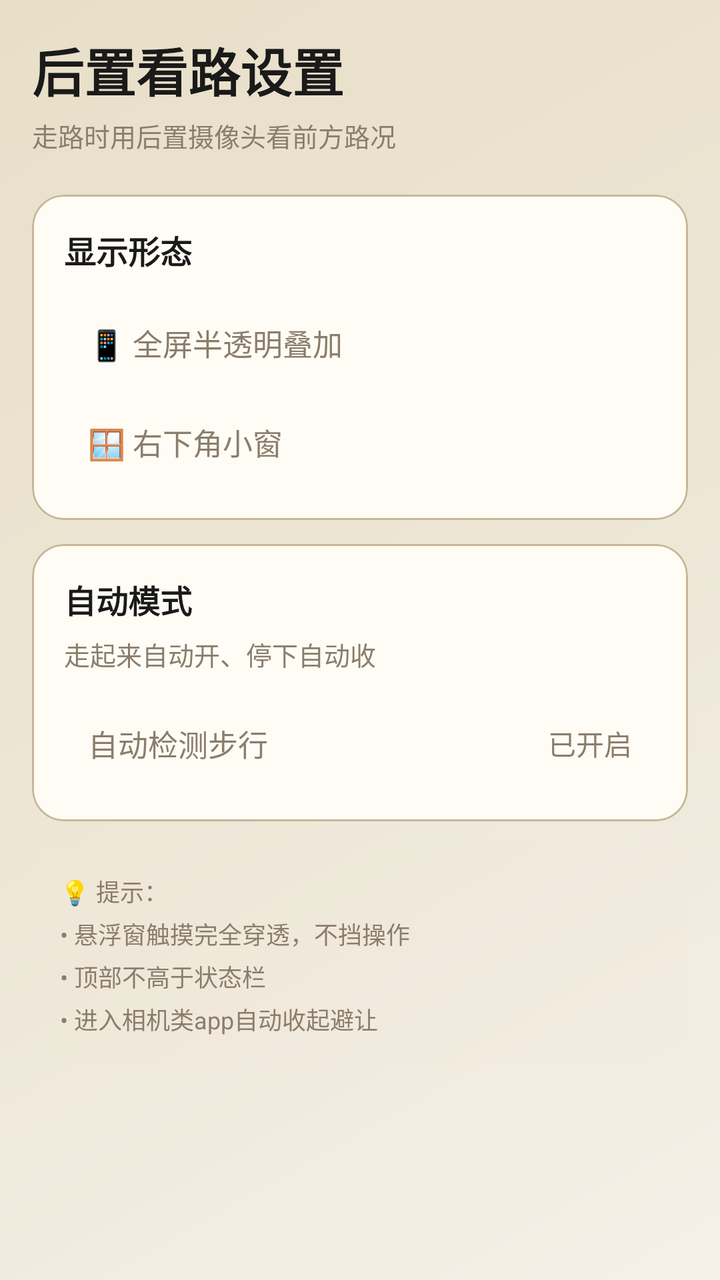
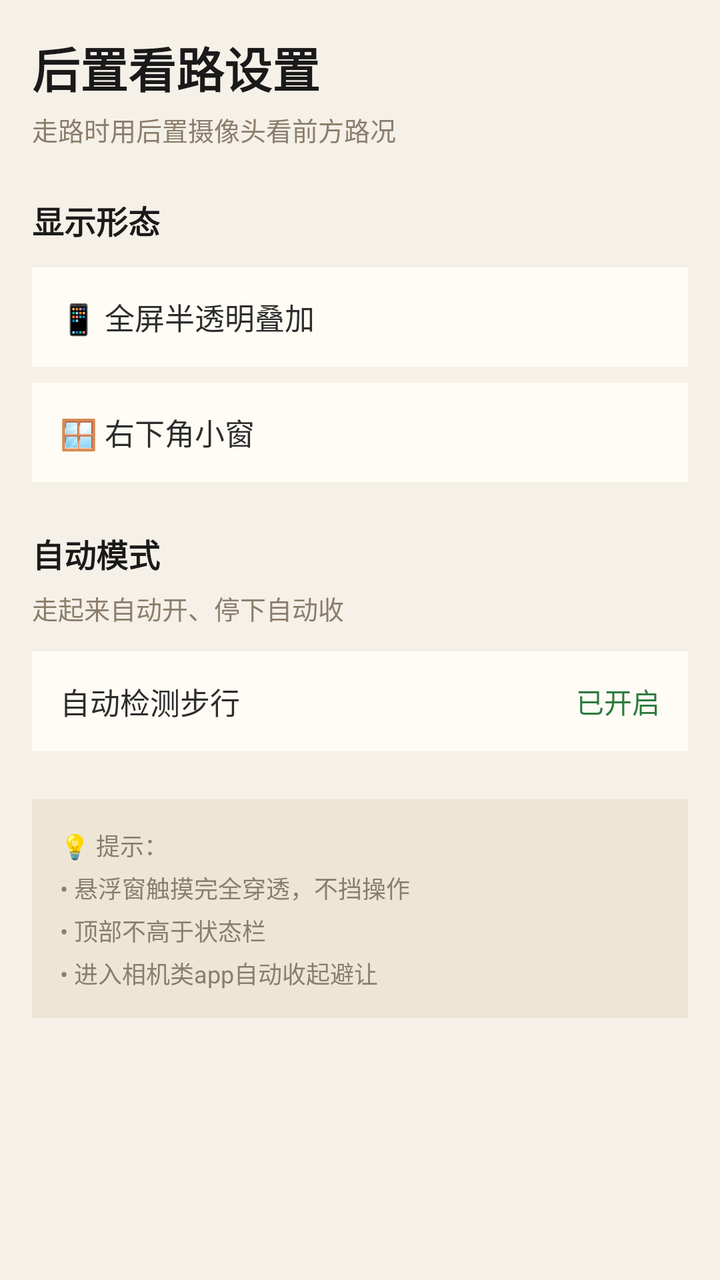

Compare the two renders of this Android layout. The source of the first and the diff that turns it into the second are given below.
<!-- AndroidManifest.xml: application theme Theme.Safewalk -->
<!-- res/layout/activity_rear_cam_settings.xml -->
<?xml version="1.0" encoding="utf-8"?>
<LinearLayout xmlns:android="http://schemas.android.com/apk/res/android"
    android:layout_width="match_parent"
    android:layout_height="match_parent"
    android:orientation="vertical"
    android:background="@drawable/bg_xuanzhi"
    android:fitsSystemWindows="true"
    android:padding="16dp">

    <TextView
        android:id="@+id/tv_title"
        android:layout_width="wrap_content"
        android:layout_height="wrap_content"
        android:text="后置看路设置"
        android:textColor="@color/text_primary"
        android:textSize="26sp"
        android:textStyle="bold" />

    <TextView
        android:id="@+id/tv_subtitle"
        android:layout_width="wrap_content"
        android:layout_height="wrap_content"
        android:layout_marginTop="4dp"
        android:text="走路时用后置摄像头看前方路况"
        android:textColor="@color/text_hint"
        android:textSize="13sp" />

    
    <com.google.android.material.card.MaterialCardView
        xmlns:app="http://schemas.android.com/apk/res-auto"
        android:layout_width="match_parent"
        android:layout_height="wrap_content"
        android:layout_marginTop="20dp"
        app:cardBackgroundColor="@color/card_bg"
        app:cardCornerRadius="16dp"
        app:cardElevation="0dp"
        app:strokeColor="@color/card_stroke"
        app:strokeWidth="1dp">
        <LinearLayout
            android:layout_width="match_parent"
            android:layout_height="wrap_content"
            android:orientation="vertical"
            android:padding="16dp">

            <TextView
                android:layout_width="wrap_content"
                android:layout_height="wrap_content"
                android:text="显示形态"
                android:textColor="@color/text_primary"
                android:textSize="16sp"
                android:textStyle="bold" />

            <TextView
                android:id="@+id/option_fullscreen"
                android:layout_width="match_parent"
                android:layout_height="wrap_content"
                android:layout_marginTop="12dp"
                android:padding="12dp"
                android:text="📱 全屏半透明叠加"
                android:textColor="@color/text_secondary"
                android:textSize="15sp"
                android:background="?android:attr/selectableItemBackground"
                android:clickable="true"
                android:focusable="true" />

            <TextView
                android:id="@+id/option_smallwindow"
                android:layout_width="match_parent"
                android:layout_height="wrap_content"
                android:layout_marginTop="4dp"
                android:padding="12dp"
                android:text="🪟 右下角小窗"
                android:textColor="@color/text_secondary"
                android:textSize="15sp"
                android:background="?android:attr/selectableItemBackground"
                android:clickable="true"
                android:focusable="true" />

        </LinearLayout>
    </com.google.android.material.card.MaterialCardView>

    
    <com.google.android.material.card.MaterialCardView
        xmlns:app="http://schemas.android.com/apk/res-auto"
        android:layout_width="match_parent"
        android:layout_height="wrap_content"
        android:layout_marginTop="12dp"
        app:cardBackgroundColor="@color/card_bg"
        app:cardCornerRadius="16dp"
        app:cardElevation="0dp"
        app:strokeColor="@color/card_stroke"
        app:strokeWidth="1dp">
        <LinearLayout
            android:layout_width="match_parent"
            android:layout_height="wrap_content"
            android:orientation="vertical"
            android:padding="16dp">

            <TextView
                android:layout_width="wrap_content"
                android:layout_height="wrap_content"
                android:text="自动模式"
                android:textColor="@color/text_primary"
                android:textSize="16sp"
                android:textStyle="bold" />

            <TextView
                android:layout_width="wrap_content"
                android:layout_height="wrap_content"
                android:layout_marginTop="6dp"
                android:text="走起来自动开、停下自动收"
                android:textColor="@color/text_hint"
                android:textSize="13sp" />

            <LinearLayout
                android:layout_width="match_parent"
                android:layout_height="wrap_content"
                android:layout_marginTop="12dp"
                android:orientation="horizontal"
                android:gravity="center_vertical"
                android:padding="12dp"
                android:background="?android:attr/selectableItemBackground"
                android:clickable="true"
                android:focusable="true"
                android:id="@+id/option_auto">

                <TextView
                    android:layout_width="0dp"
                    android:layout_height="wrap_content"
                    android:layout_weight="1"
                    android:text="自动检测步行"
                    android:textColor="@color/text_secondary"
                    android:textSize="15sp" />

                <TextView
                    android:layout_width="wrap_content"
                    android:layout_height="wrap_content"
                    android:text="已开启"
                    android:textColor="@color/text_secondary"
                    android:textSize="14sp" />
            </LinearLayout>

        </LinearLayout>
    </com.google.android.material.card.MaterialCardView>

    
    <com.google.android.material.card.MaterialCardView
        xmlns:app="http://schemas.android.com/apk/res-auto"
        android:layout_width="match_parent"
        android:layout_height="wrap_content"
        android:layout_marginTop="12dp"
        app:cardBackgroundColor="#33EDE6D6"
        app:cardCornerRadius="12dp"
        app:cardElevation="0dp">
        <TextView
            android:layout_width="match_parent"
            android:layout_height="wrap_content"
            android:padding="14dp"
            android:text="💡 提示：\n• 悬浮窗触摸完全穿透，不挡操作\n• 顶部不高于状态栏\n• 进入相机类app自动收起避让"
            android:textColor="@color/text_hint"
            android:textSize="12sp"
            android:lineSpacingExtra="4dp" />
    </com.google.android.material.card.MaterialCardView>

</LinearLayout>
<!-- resources referenced by this layout -->
<resources>
  <color name="card_bg">#FFFCF5</color>
  <color name="card_stroke">#C4B896</color>
  <color name="text_hint">#8B7D6B</color>
  <color name="text_primary">#1A1A1A</color>
  <color name="text_secondary">#8B7D6B</color>
  <!-- drawable bg_xuanzhi (drawable) -->
  <?xml version="1.0" encoding="utf-8"?>
  <shape xmlns:android="http://schemas.android.com/apk/res/android"
      android:shape="rectangle">
      <gradient
          android:startColor="@color/bg"
          android:centerColor="@color/bg_center"
          android:endColor="@color/bg_end"
          android:angle="135" />
  </shape>
  <style name="Theme.Safewalk" parent="Theme.MaterialComponents.Light.NoActionBar">
          <item name="android:windowBackground">@color/bg</item>
          <item name="android:statusBarColor">@android:color/transparent</item>
          <item name="android:windowLightStatusBar">true</item>
          <item name="android:navigationBarColor">@color/bg</item>
      </style>
  <color name="bg">#F5F0E8</color>
  <color name="bg_center">#EDE6D6</color>
  <color name="bg_end">#E8DFC8</color>
</resources>

<!-- the commit's change to res/layout/activity_rear_cam_settings.xml (unified diff, before → after) -->
@@ -3,163 +3,112 @@
     android:layout_width="match_parent"
     android:layout_height="match_parent"
     android:orientation="vertical"
-    android:background="@drawable/bg_xuanzhi"
-    android:fitsSystemWindows="true"
+    android:background="#F5F0E8"
     android:padding="16dp">
 
     <TextView
-        android:id="@+id/tv_title"
         android:layout_width="wrap_content"
         android:layout_height="wrap_content"
         android:text="后置看路设置"
-        android:textColor="@color/text_primary"
-        android:textSize="26sp"
+        android:textColor="#1A1A1A"
+        android:textSize="24sp"
         android:textStyle="bold" />
 
     <TextView
-        android:id="@+id/tv_subtitle"
         android:layout_width="wrap_content"
         android:layout_height="wrap_content"
         android:layout_marginTop="4dp"
         android:text="走路时用后置摄像头看前方路况"
-        android:textColor="@color/text_hint"
+        android:textColor="#8B7D6B"
         android:textSize="13sp" />
 
     
-    <com.google.android.material.card.MaterialCardView
-        xmlns:app="http://schemas.android.com/apk/res-auto"
-        android:layout_width="match_parent"
+    <TextView
+        android:layout_width="wrap_content"
         android:layout_height="wrap_content"
-        android:layout_marginTop="20dp"
-        app:cardBackgroundColor="@color/card_bg"
-        app:cardCornerRadius="16dp"
-        app:cardElevation="0dp"
-        app:strokeColor="@color/card_stroke"
-        app:strokeWidth="1dp">
-        <LinearLayout
-            android:layout_width="match_parent"
-            android:layout_height="wrap_content"
-            android:orientation="vertical"
-            android:padding="16dp">
+        android:layout_marginTop="24dp"
+        android:text="显示形态"
+        android:textColor="#1A1A1A"
+        android:textSize="16sp"
+        android:textStyle="bold" />
 
-            <TextView
-                android:layout_width="wrap_content"
-                android:layout_height="wrap_content"
-                android:text="显示形态"
-                android:textColor="@color/text_primary"
-                android:textSize="16sp"
-                android:textStyle="bold" />
-
-            <TextView
-                android:id="@+id/option_fullscreen"
-                android:layout_width="match_parent"
-                android:layout_height="wrap_content"
-                android:layout_marginTop="12dp"
-                android:padding="12dp"
-                android:text="📱 全屏半透明叠加"
-                android:textColor="@color/text_secondary"
-                android:textSize="15sp"
-                android:background="?android:attr/selectableItemBackground"
-                android:clickable="true"
-                android:focusable="true" />
-
-            <TextView
-                android:id="@+id/option_smallwindow"
-                android:layout_width="match_parent"
-                android:layout_height="wrap_content"
-                android:layout_marginTop="4dp"
-                android:padding="12dp"
-                android:text="🪟 右下角小窗"
-                android:textColor="@color/text_secondary"
-                android:textSize="15sp"
-                android:background="?android:attr/selectableItemBackground"
-                android:clickable="true"
-                android:focusable="true" />
-
-        </LinearLayout>
-    </com.google.android.material.card.MaterialCardView>
-
-    
-    <com.google.android.material.card.MaterialCardView
-        xmlns:app="http://schemas.android.com/apk/res-auto"
+    <TextView
+        android:id="@+id/option_fullscreen"
         android:layout_width="match_parent"
         android:layout_height="wrap_content"
         android:layout_marginTop="12dp"
-        app:cardBackgroundColor="@color/card_bg"
-        app:cardCornerRadius="16dp"
-        app:cardElevation="0dp"
-        app:strokeColor="@color/card_stroke"
-        app:strokeWidth="1dp">
-        <LinearLayout
-            android:layout_width="match_parent"
-            android:layout_height="wrap_content"
-            android:orientation="vertical"
-            android:padding="16dp">
+        android:padding="14dp"
+        android:background="#FFFCF5"
+        android:text="📱 全屏半透明叠加"
+        android:textColor="#2D2D2D"
+        android:textSize="15sp" />
 
-            <TextView
-                android:layout_width="wrap_content"
-                android:layout_height="wrap_content"
-                android:text="自动模式"
-                android:textColor="@color/text_primary"
-                android:textSize="16sp"
-                android:textStyle="bold" />
-
-            <TextView
-                android:layout_width="wrap_content"
-                android:layout_height="wrap_content"
-                android:layout_marginTop="6dp"
-                android:text="走起来自动开、停下自动收"
-                android:textColor="@color/text_hint"
-                android:textSize="13sp" />
-
-            <LinearLayout
-                android:layout_width="match_parent"
-                android:layout_height="wrap_content"
-                android:layout_marginTop="12dp"
-                android:orientation="horizontal"
-                android:gravity="center_vertical"
-                android:padding="12dp"
-                android:background="?android:attr/selectableItemBackground"
-                android:clickable="true"
-                android:focusable="true"
-                android:id="@+id/option_auto">
-
-                <TextView
-                    android:layout_width="0dp"
-                    android:layout_height="wrap_content"
-                    android:layout_weight="1"
-                    android:text="自动检测步行"
-                    android:textColor="@color/text_secondary"
-                    android:textSize="15sp" />
-
-                <TextView
-                    android:layout_width="wrap_content"
-                    android:layout_height="wrap_content"
-                    android:text="已开启"
-                    android:textColor="@color/text_secondary"
-                    android:textSize="14sp" />
-            </LinearLayout>
-
-        </LinearLayout>
-    </com.google.android.material.card.MaterialCardView>
+    <TextView
+        android:id="@+id/option_smallwindow"
+        android:layout_width="match_parent"
+        android:layout_height="wrap_content"
+        android:layout_marginTop="8dp"
+        android:padding="14dp"
+        android:background="#FFFCF5"
+        android:text="🪟 右下角小窗"
+        android:textColor="#2D2D2D"
+        android:textSize="15sp" />
 
     
-    <com.google.android.material.card.MaterialCardView
-        xmlns:app="http://schemas.android.com/apk/res-auto"
+    <TextView
+        android:layout_width="wrap_content"
+        android:layout_height="wrap_content"
+        android:layout_marginTop="24dp"
+        android:text="自动模式"
+        android:textColor="#1A1A1A"
+        android:textSize="16sp"
+        android:textStyle="bold" />
+
+    <TextView
+        android:layout_width="wrap_content"
+        android:layout_height="wrap_content"
+        android:layout_marginTop="6dp"
+        android:text="走起来自动开、停下自动收"
+        android:textColor="#8B7D6B"
+        android:textSize="13sp" />
+
+    <LinearLayout
+        android:id="@+id/option_auto"
         android:layout_width="match_parent"
         android:layout_height="wrap_content"
         android:layout_marginTop="12dp"
-        app:cardBackgroundColor="#33EDE6D6"
-        app:cardCornerRadius="12dp"
-        app:cardElevation="0dp">
+        android:orientation="horizontal"
+        android:gravity="center_vertical"
+        android:padding="14dp"
+        android:background="#FFFCF5">
+
         <TextView
-            android:layout_width="match_parent"
+            android:layout_width="0dp"
             android:layout_height="wrap_content"
-            android:padding="14dp"
-            android:text="💡 提示：\n• 悬浮窗触摸完全穿透，不挡操作\n• 顶部不高于状态栏\n• 进入相机类app自动收起避让"
-            android:textColor="@color/text_hint"
-            android:textSize="12sp"
-            android:lineSpacingExtra="4dp" />
-    </com.google.android.material.card.MaterialCardView>
+            android:layout_weight="1"
+            android:text="自动检测步行"
+            android:textColor="#2D2D2D"
+            android:textSize="15sp" />
+
+        <TextView
+            android:id="@+id/option_auto_status"
+            android:layout_width="wrap_content"
+            android:layout_height="wrap_content"
+            android:text="已开启"
+            android:textColor="#2D7A3E"
+            android:textSize="14sp" />
+    </LinearLayout>
+
+    
+    <TextView
+        android:layout_width="match_parent"
+        android:layout_height="wrap_content"
+        android:layout_marginTop="24dp"
+        android:padding="14dp"
+        android:background="#EDE6D6"
+        android:text="💡 提示：\n• 悬浮窗触摸完全穿透，不挡操作\n• 顶部不高于状态栏\n• 进入相机类app自动收起避让"
+        android:textColor="#8B7D6B"
+        android:textSize="12sp"
+        android:lineSpacingExtra="4dp" />
 
 </LinearLayout>
<!-- resource entries referenced after the edit -->
@@ -1,20 +1,5 @@
 <!-- resources referenced by this layout -->
 <resources>
-  <color name="card_bg">#FFFCF5</color>
-  <color name="card_stroke">#C4B896</color>
-  <color name="text_hint">#8B7D6B</color>
-  <color name="text_primary">#1A1A1A</color>
-  <color name="text_secondary">#8B7D6B</color>
-  <!-- drawable bg_xuanzhi (drawable) -->
-  <?xml version="1.0" encoding="utf-8"?>
-  <shape xmlns:android="http://schemas.android.com/apk/res/android"
-      android:shape="rectangle">
-      <gradient
-          android:startColor="@color/bg"
-          android:centerColor="@color/bg_center"
-          android:endColor="@color/bg_end"
-          android:angle="135" />
-  </shape>
   <style name="Theme.Safewalk" parent="Theme.MaterialComponents.Light.NoActionBar">
           <item name="android:windowBackground">@color/bg</item>
           <item name="android:statusBarColor">@android:color/transparent</item>
@@ -22,7 +7,5 @@
           <item name="android:navigationBarColor">@color/bg</item>
       </style>
   <color name="bg">#F5F0E8</color>
-  <color name="bg_center">#EDE6D6</color>
-  <color name="bg_end">#E8DFC8</color>
 </resources>
 
